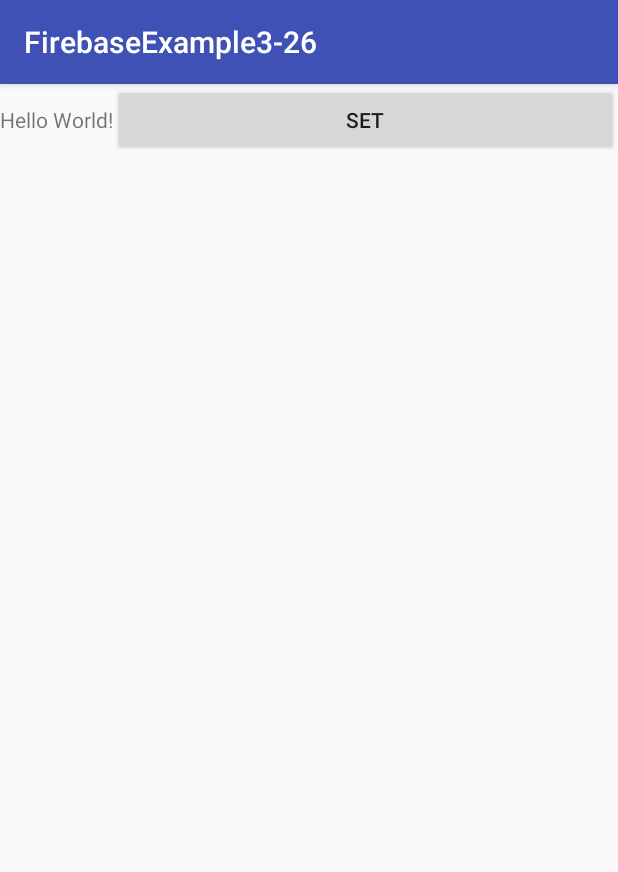
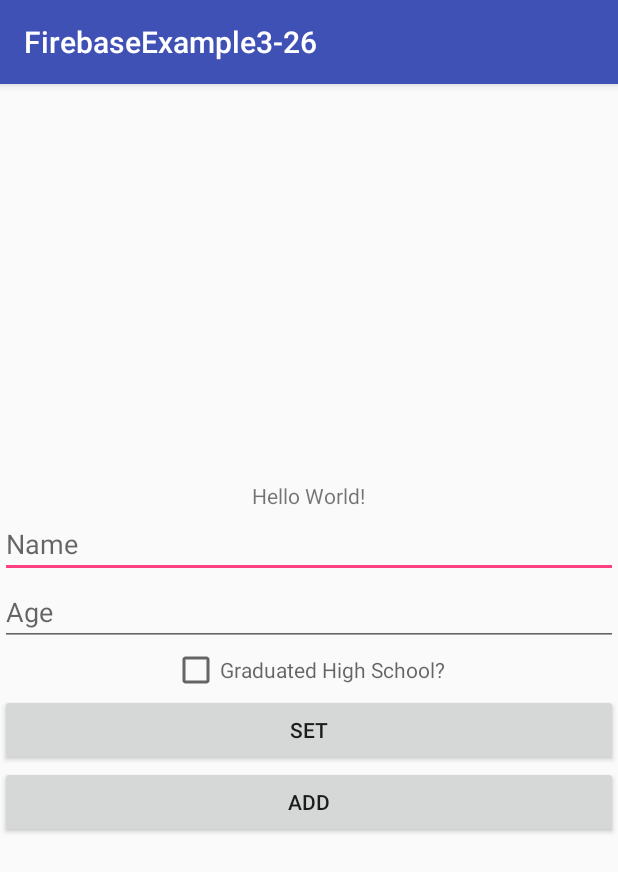
Before and after one commit to cdbest10/InClassAssignment09-CBest, an Android app: the screen it shows after launch (MainActivity), after a tap on "SET", on a phone screen of 412 x 824 dp. Shown: the top 872 px of the screen. Run offline under Robolectric (Android 15) with nearby library versions, the phone set to English and light mode, and no system bars; our stand-ins replace Firebase (no records; nobody signed in at launch, a user with empty details on screens opened directly); 4 statements that could not run were skipped.

Commit message:
Added EditText fields for user input.

```diff
--- a/app/src/main/java/com/example/android/firebaseexample3_26/MainActivity.java
+++ b/app/src/main/java/com/example/android/firebaseexample3_26/MainActivity.java
@@ -1,8 +1,10 @@
 package com.example.android.firebaseexample3_26;
 
+import android.os.Bundle;
 import android.support.v7.app.AppCompatActivity;
-import android.os.Bundle;
 import android.view.View;
+import android.widget.CheckBox;
+import android.widget.EditText;
 
 import com.google.firebase.database.DatabaseReference;
 import com.google.firebase.database.FirebaseDatabase;
@@ -12,19 +14,31 @@ public class MainActivity extends AppCompatActivity {
     private FirebaseDatabase database = FirebaseDatabase.getInstance();
     private DatabaseReference personRef = database.getReference("person");
     private DatabaseReference peopleRef = database.getReference("Multiple people");
-
+    EditText name;
+    EditText ageBox;
+    CheckBox hasGraduated;
+    String nameText = name.getEditableText().toString();
+    String ageText = ageBox.getEditableText().toString();
+    int age = Integer.parseInt(ageText);
+    boolean graduated = hasGraduated.isChecked();
 
     @Override
     protected void onCreate(Bundle savedInstanceState) {
         super.onCreate(savedInstanceState);
         setContentView(R.layout.activity_main);
+
+        EditText name = findViewById(R.id.name_field);
+        EditText age = findViewById(R.id.age_field);
+        CheckBox hasGraduated = findViewById(R.id.graduated_field);
+
     }
 
+
     public void set(View view) {
-        personRef.setValue(new Person("MJ", 68, true));
+        personRef.setValue(new Person(nameText, age, graduated));
     }
 
-    public void add(View view){
-        peopleRef.push().setValue(new Person("Lebron", 34, true));
+    public void add(View view) {
+        peopleRef.push().setValue(new Person(nameText, age, graduated));
     }
 }
--- a/app/src/main/res/layout/activity_main.xml
+++ b/app/src/main/res/layout/activity_main.xml
@@ -1,20 +1,45 @@
 <?xml version="1.0" encoding="utf-8"?>
 <LinearLayout xmlns:android="http://schemas.android.com/apk/res/android"
-    xmlns:app="http://schemas.android.com/apk/res-auto"
     xmlns:tools="http://schemas.android.com/tools"
     android:layout_width="match_parent"
     android:layout_height="match_parent"
+    android:gravity="center"
+    android:orientation="vertical"
     tools:context="com.example.android.firebaseexample3_26.MainActivity">
 
     <TextView
         android:layout_width="wrap_content"
         android:layout_height="wrap_content"
-        android:text="Hello World!"
-        />
+        android:text="Hello World!" />
+
+    <EditText
+        android:id="@+id/name_field"
+        android:layout_width="match_parent"
+        android:layout_height="wrap_content"
+        android:hint="Name" />
+
+    <EditText
+        android:id="@+id/age_field"
+        android:layout_width="match_parent"
+        android:layout_height="wrap_content"
+        android:hint="Age" />
+
+    <CheckBox
+        android:id="@+id/graduated_field"
+        android:layout_width="wrap_content"
+        android:layout_height="wrap_content"
+        android:hint="Graduated High School?" />
+
     <Button
         android:layout_width="match_parent"
         android:layout_height="wrap_content"
-        android:text="Set"
-        android:onClick="set"/>
+        android:onClick="set"
+        android:text="Set" />
+
+    <Button
+        android:layout_width="match_parent"
+        android:layout_height="wrap_content"
+        android:onClick="add"
+        android:text="Add" />
 
 </LinearLayout>
```
